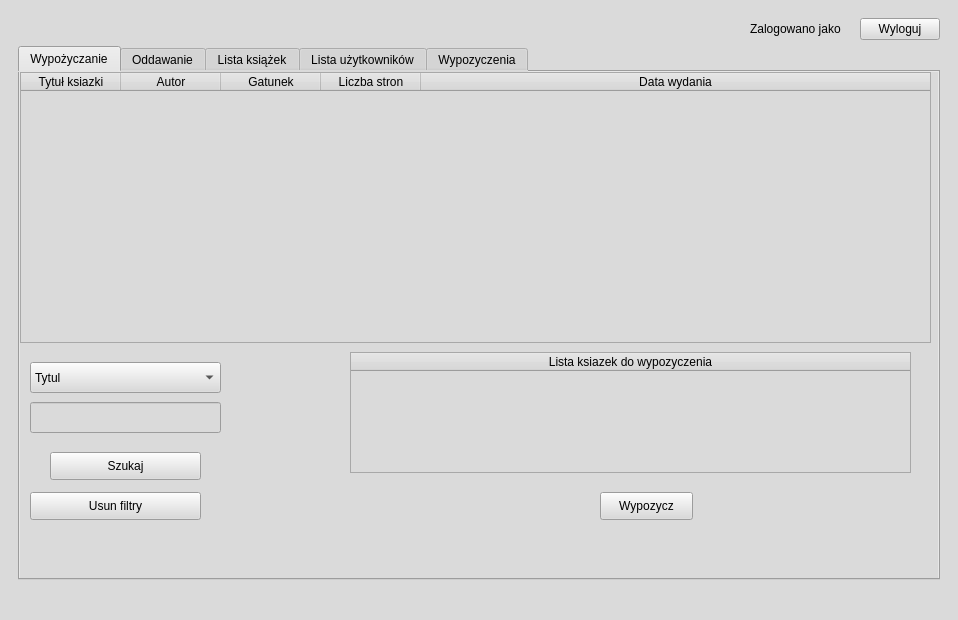
Qt form QT_files/mainwindow.ui (Sebastian029/Projekt-Cpp-v.2) before a commit.
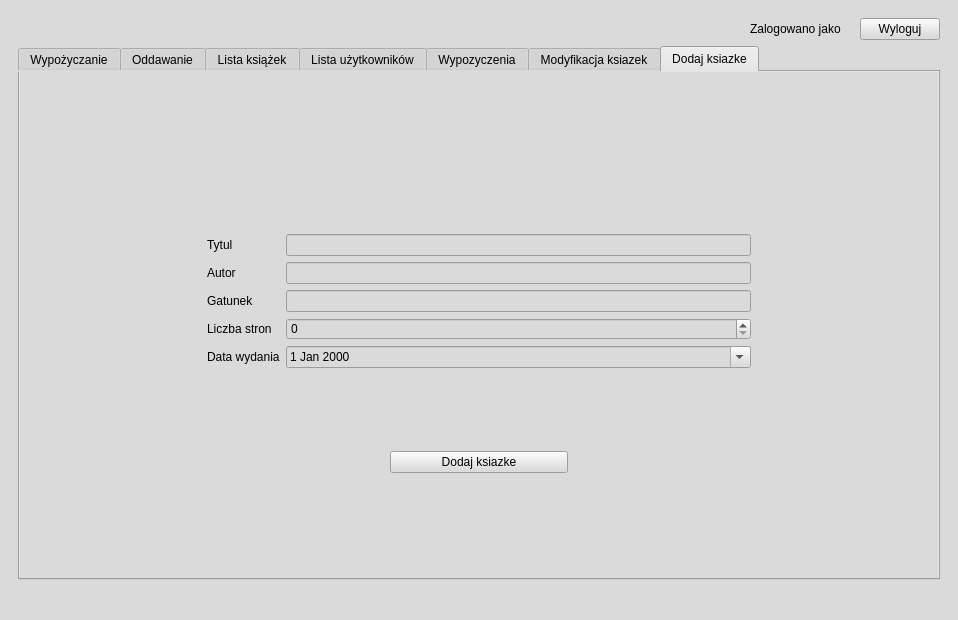
The same form after that commit. The open tabs and pages were chosen to show the change. Icons and pictures are not drawn.

Commit message: Jest dodawanie ksiazek :D

Patch:
```diff
--- a/QT_files/mainwindow.ui
+++ b/QT_files/mainwindow.ui
@@ -649,10 +649,16 @@
           </item>
           <item row="1" column="0" colspan="5">
            <widget class="QTabWidget" name="tabWidget">
+            <property name="enabled">
+             <bool>true</bool>
+            </property>
             <property name="currentIndex">
-             <number>0</number>
+             <number>6</number>
             </property>
             <widget class="QWidget" name="wypozyczenie">
+             <property name="enabled">
+              <bool>true</bool>
+             </property>
              <attribute name="title">
               <string>Wypożyczanie</string>
              </attribute>
@@ -1020,6 +1026,252 @@
               </column>
              </widget>
             </widget>
+            <widget class="QWidget" name="modyfikacja">
+             <attribute name="title">
+              <string>Modyfikacja ksiazek</string>
+             </attribute>
+             <widget class="QTableWidget" name="tableWidget">
+              <property name="geometry">
+               <rect>
+                <x>0</x>
+                <y>0</y>
+                <width>901</width>
+                <height>311</height>
+               </rect>
+              </property>
+             </widget>
+            </widget>
+            <widget class="QWidget" name="dodawanie">
+             <attribute name="title">
+              <string>Dodaj ksiazke</string>
+             </attribute>
+             <layout class="QGridLayout" name="gridLayout_10">
+              <item row="1" column="2">
+               <spacer name="verticalSpacer_7">
+                <property name="orientation">
+                 <enum>Qt::Vertical</enum>
+                </property>
+                <property name="sizeHint" stdset="0">
+                 <size>
+                  <width>20</width>
+                  <height>40</height>
+                 </size>
+                </property>
+               </spacer>
+              </item>
+              <item row="3" column="2">
+               <spacer name="verticalSpacer_8">
+                <property name="orientation">
+                 <enum>Qt::Vertical</enum>
+                </property>
+                <property name="sizeHint" stdset="0">
+                 <size>
+                  <width>20</width>
+                  <height>40</height>
+                 </size>
+                </property>
+               </spacer>
+              </item>
+              <item row="2" column="4">
+               <spacer name="horizontalSpacer_24">
+                <property name="orientation">
+                 <enum>Qt::Horizontal</enum>
+                </property>
+                <property name="sizeHint" stdset="0">
+                 <size>
+                  <width>40</width>
+                  <height>20</height>
+                 </size>
+                </property>
+               </spacer>
+              </item>
+              <item row="4" column="2">
+               <widget class="QPushButton" name="pushButton_D_dodaj">
+                <property name="text">
+                 <string>Dodaj ksiazke</string>
+                </property>
+               </widget>
+              </item>
+              <item row="0" column="2">
+               <spacer name="verticalSpacer_10">
+                <property name="orientation">
+                 <enum>Qt::Vertical</enum>
+                </property>
+                <property name="sizeHint" stdset="0">
+                 <size>
+                  <width>20</width>
+                  <height>40</height>
+                 </size>
+                </property>
+               </spacer>
+              </item>
+              <item row="2" column="0">
+               <spacer name="horizontalSpacer_23">
+                <property name="orientation">
+                 <enum>Qt::Horizontal</enum>
+                </property>
+                <property name="sizeHint" stdset="0">
+                 <size>
+                  <width>40</width>
+                  <height>20</height>
+                 </size>
+                </property>
+               </spacer>
+              </item>
+              <item row="5" column="2">
+               <spacer name="verticalSpacer_9">
+                <property name="orientation">
+                 <enum>Qt::Vertical</enum>
+                </property>
+                <property name="sizeHint" stdset="0">
+                 <size>
+                  <width>20</width>
+                  <height>40</height>
+                 </size>
+                </property>
+               </spacer>
+              </item>
+              <item row="5" column="0">
+               <spacer name="horizontalSpacer_25">
+                <property name="orientation">
+                 <enum>Qt::Horizontal</enum>
+                </property>
+                <property name="sizeHint" stdset="0">
+                 <size>
+                  <width>40</width>
+                  <height>20</height>
+                 </size>
+                </property>
+               </spacer>
+              </item>
+              <item row="5" column="4">
+               <spacer name="horizontalSpacer_26">
+                <property name="orientation">
+                 <enum>Qt::Horizontal</enum>
+                </property>
+                <property name="sizeHint" stdset="0">
+                 <size>
+                  <width>40</width>
+                  <height>20</height>
+                 </size>
+                </property>
+               </spacer>
+              </item>
+              <item row="6" column="3">
+               <spacer name="horizontalSpacer_28">
+                <property name="orientation">
+                 <enum>Qt::Horizontal</enum>
+                </property>
+                <property name="sizeHint" stdset="0">
+                 <size>
+                  <width>40</width>
+                  <height>20</height>
+                 </size>
+                </property>
+               </spacer>
+              </item>
+              <item row="5" column="1">
+               <spacer name="horizontalSpacer_29">
+                <property name="orientation">
+                 <enum>Qt::Horizontal</enum>
+                </property>
+                <property name="sizeHint" stdset="0">
+                 <size>
+                  <width>40</width>
+                  <height>20</height>
+                 </size>
+                </property>
+               </spacer>
+              </item>
+              <item row="6" column="2">
+               <spacer name="horizontalSpacer_27">
+                <property name="orientation">
+                 <enum>Qt::Horizontal</enum>
+                </property>
+                <property name="sizeHint" stdset="0">
+                 <size>
+                  <width>40</width>
+                  <height>20</height>
+                 </size>
+                </property>
+               </spacer>
+              </item>
+              <item row="2" column="1" colspan="3">
+               <layout class="QFormLayout" name="formLayout">
+                <item row="0" column="0">
+                 <widget class="QLabel" name="label_10">
+                  <property name="text">
+                   <string>Tytul</string>
+                  </property>
+                 </widget>
+                </item>
+                <item row="0" column="1">
+                 <widget class="QLineEdit" name="lineEdit_D_tytul">
+                  <property name="maxLength">
+                   <number>30</number>
+                  </property>
+                 </widget>
+                </item>
+                <item row="1" column="0">
+                 <widget class="QLabel" name="label_11">
+                  <property name="text">
+                   <string>Autor</string>
+                  </property>
+                 </widget>
+                </item>
+                <item row="1" column="1">
+                 <widget class="QLineEdit" name="lineEdit_D_autor">
+                  <property name="maxLength">
+                   <number>30</number>
+                  </property>
+                 </widget>
+                </item>
+                <item row="2" column="0">
+                 <widget class="QLabel" name="label_12">
+                  <property name="text">
+                   <string>Gatunek</string>
+                  </property>
+                 </widget>
+                </item>
+                <item row="2" column="1">
+                 <widget class="QLineEdit" name="lineEdit_D_gatunek">
+                  <property name="maxLength">
+                   <number>30</number>
+                  </property>
+                 </widget>
+                </item>
+                <item row="3" column="0">
+                 <widget class="QLabel" name="label_13">
+                  <property name="text">
+                   <string>Liczba stron</string>
+                  </property>
+                 </widget>
+                </item>
+                <item row="3" column="1">
+                 <widget class="QSpinBox" name="spinBox_D_strony">
+                  <property name="maximum">
+                   <number>5000</number>
+                  </property>
+                 </widget>
+                </item>
+                <item row="4" column="0">
+                 <widget class="QLabel" name="label_14">
+                  <property name="text">
+                   <string>Data wydania</string>
+                  </property>
+                 </widget>
+                </item>
+                <item row="4" column="1">
+                 <widget class="QDateEdit" name="dateEdit_D_data">
+                  <property name="calendarPopup">
+                   <bool>true</bool>
+                  </property>
+                 </widget>
+                </item>
+               </layout>
+              </item>
+             </layout>
+            </widget>
            </widget>
           </item>
          </layout>
```
Left out of the diff: 2 changed lines with no effect on the pictures. The commit also changes 4 other files.
